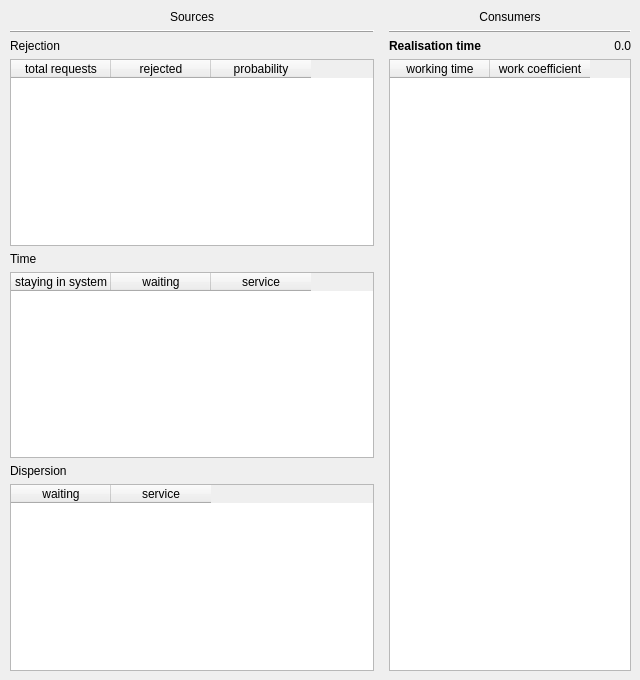
Old version of the form resultswindow.ui in the repository muzzy404/SMO-5sem.
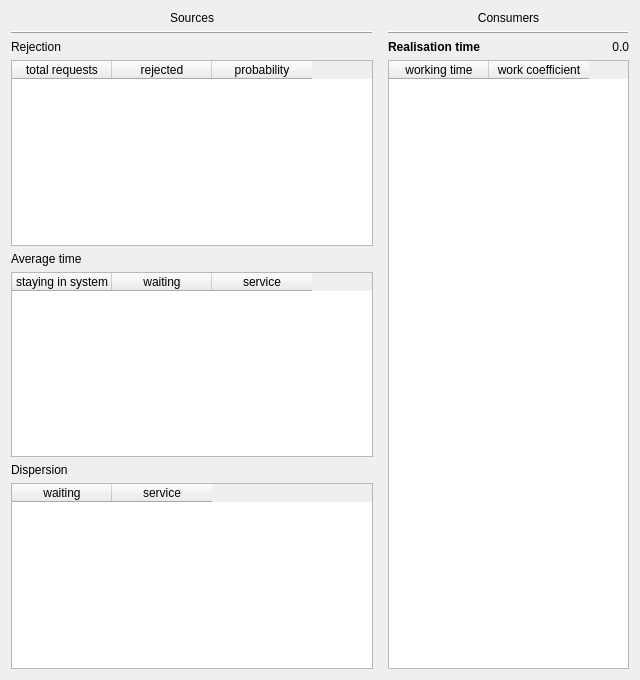
New version of the form.

Patch:
```diff
--- a/resultswindow.ui
+++ b/resultswindow.ui
@@ -13,15 +13,8 @@
   <property name="windowTitle">
    <string>Form</string>
   </property>
-  <widget class="QWidget" name="">
-   <property name="geometry">
-    <rect>
-     <x>10</x>
-     <y>10</y>
-     <width>621</width>
-     <height>661</height>
-    </rect>
-   </property>
+  <layout class="QGridLayout" name="gridLayout">
+   <item row="0" column="0">
    <layout class="QGridLayout" name="gridLayout_2" columnstretch="3,2">
     <property name="horizontalSpacing">
      <number>15</number>
@@ -160,7 +153,7 @@
     <item row="4" column="0">
      <widget class="QLabel" name="lblTime">
       <property name="text">
-       <string>Time</string>
+        <string>Average time</string>
       </property>
      </widget>
     </item>
@@ -199,7 +192,8 @@
      </layout>
     </item>
    </layout>
-  </widget>
+   </item>
+  </layout>
  </widget>
  <resources/>
  <connections/>
```
Lines whose indentation alone changed are shown as unchanged.
